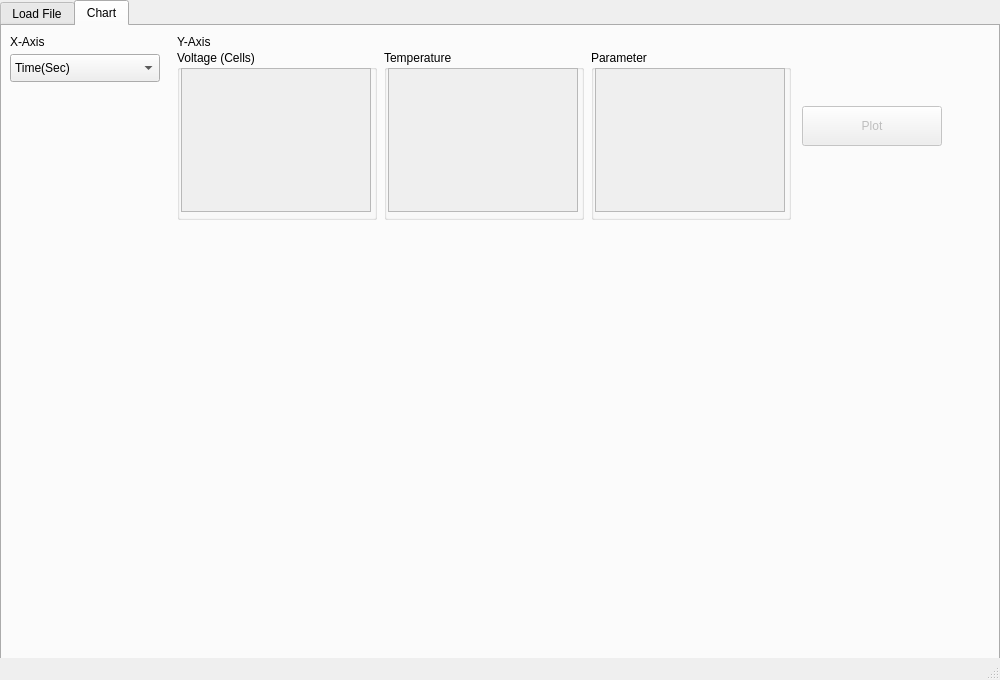
The window that mainwindow.ui (iyashpalsingh/chartplot) describes before a commit, drawn with Qt 5.
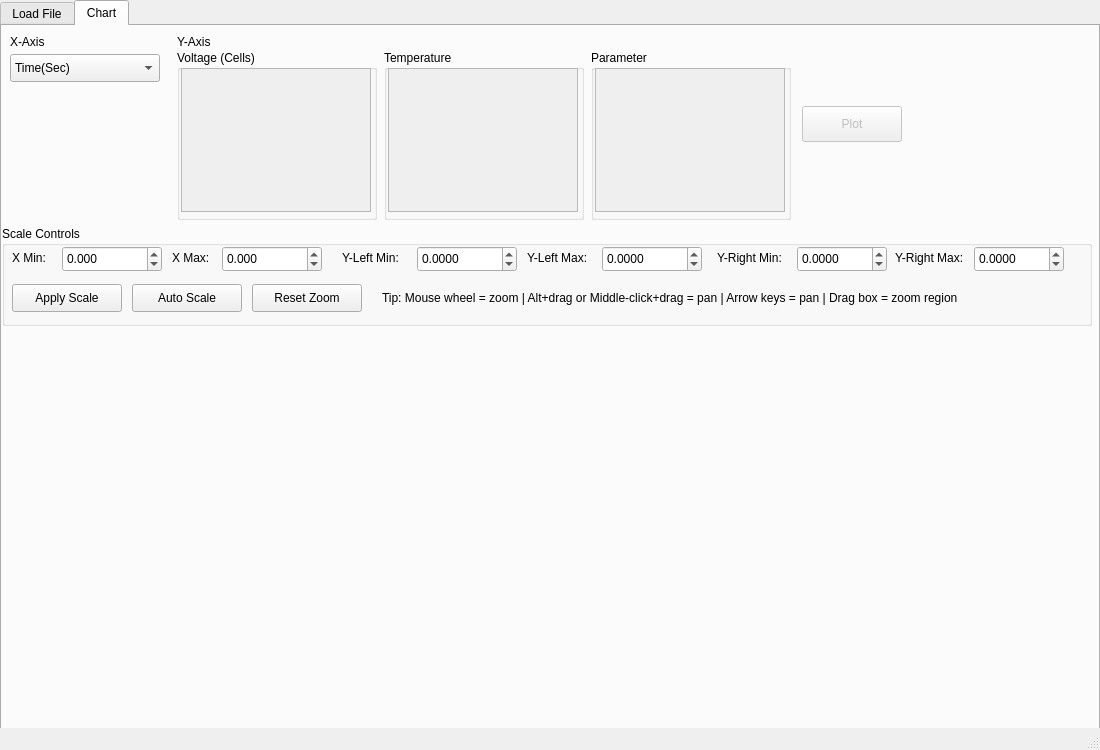
The same window after the commit.

Patch:
```diff
--- a/mainwindow.ui
+++ b/mainwindow.ui
@@ -6,8 +6,8 @@
    <rect>
     <x>0</x>
     <y>0</y>
-    <width>1000</width>
-    <height>680</height>
+    <width>1100</width>
+    <height>750</height>
    </rect>
   </property>
   <property name="windowTitle">
@@ -19,8 +19,8 @@
      <rect>
       <x>0</x>
       <y>0</y>
-      <width>1000</width>
-      <height>660</height>
+      <width>1100</width>
+      <height>740</height>
      </rect>
     </property>
     <property name="currentIndex">
@@ -257,21 +257,296 @@
        <rect>
         <x>800</x>
         <y>80</y>
-        <width>140</width>
-        <height>40</height>
+        <width>100</width>
+        <height>36</height>
        </rect>
       </property>
       <property name="text">
        <string>Plot</string>
       </property>
      </widget>
-     <widget class="QWidget" name="chartContainer" native="true">
+     <widget class="QGroupBox" name="grpScale">
       <property name="geometry">
        <rect>
         <x>0</x>
         <y>200</y>
-        <width>990</width>
-        <height>430</height>
+        <width>1090</width>
+        <height>100</height>
+       </rect>
+      </property>
+      <property name="title">
+       <string>Scale Controls</string>
+      </property>
+      <widget class="QLabel" name="lblXMin">
+       <property name="geometry">
+        <rect>
+         <x>10</x>
+         <y>22</y>
+         <width>50</width>
+         <height>20</height>
+        </rect>
+       </property>
+       <property name="text">
+        <string>X Min:</string>
+       </property>
+      </widget>
+      <widget class="QDoubleSpinBox" name="spinXMin">
+       <property name="geometry">
+        <rect>
+         <x>60</x>
+         <y>20</y>
+         <width>100</width>
+         <height>26</height>
+        </rect>
+       </property>
+       <property name="decimals">
+        <number>3</number>
+       </property>
+       <property name="minimum">
+        <double>-999999.000000000000000</double>
+       </property>
+       <property name="maximum">
+        <double>999999.000000000000000</double>
+       </property>
+       <property name="singleStep">
+        <double>1.000000000000000</double>
+       </property>
+      </widget>
+      <widget class="QLabel" name="lblXMax">
+       <property name="geometry">
+        <rect>
+         <x>170</x>
+         <y>22</y>
+         <width>50</width>
+         <height>20</height>
+        </rect>
+       </property>
+       <property name="text">
+        <string>X Max:</string>
+       </property>
+      </widget>
+      <widget class="QDoubleSpinBox" name="spinXMax">
+       <property name="geometry">
+        <rect>
+         <x>220</x>
+         <y>20</y>
+         <width>100</width>
+         <height>26</height>
+        </rect>
+       </property>
+       <property name="decimals">
+        <number>3</number>
+       </property>
+       <property name="minimum">
+        <double>-999999.000000000000000</double>
+       </property>
+       <property name="maximum">
+        <double>999999.000000000000000</double>
+       </property>
+       <property name="singleStep">
+        <double>1.000000000000000</double>
+       </property>
+      </widget>
+      <widget class="QLabel" name="lblYLMin">
+       <property name="geometry">
+        <rect>
+         <x>340</x>
+         <y>22</y>
+         <width>70</width>
+         <height>20</height>
+        </rect>
+       </property>
+       <property name="text">
+        <string>Y-Left Min:</string>
+       </property>
+      </widget>
+      <widget class="QDoubleSpinBox" name="spinYLMin">
+       <property name="geometry">
+        <rect>
+         <x>415</x>
+         <y>20</y>
+         <width>100</width>
+         <height>26</height>
+        </rect>
+       </property>
+       <property name="decimals">
+        <number>4</number>
+       </property>
+       <property name="minimum">
+        <double>-999999.000000000000000</double>
+       </property>
+       <property name="maximum">
+        <double>999999.000000000000000</double>
+       </property>
+       <property name="singleStep">
+        <double>0.100000000000000</double>
+       </property>
+      </widget>
+      <widget class="QLabel" name="lblYLMax">
+       <property name="geometry">
+        <rect>
+         <x>525</x>
+         <y>22</y>
+         <width>70</width>
+         <height>20</height>
+        </rect>
+       </property>
+       <property name="text">
+        <string>Y-Left Max:</string>
+       </property>
+      </widget>
+      <widget class="QDoubleSpinBox" name="spinYLMax">
+       <property name="geometry">
+        <rect>
+         <x>600</x>
+         <y>20</y>
+         <width>100</width>
+         <height>26</height>
+        </rect>
+       </property>
+       <property name="decimals">
+        <number>4</number>
+       </property>
+       <property name="minimum">
+        <double>-999999.000000000000000</double>
+       </property>
+       <property name="maximum">
+        <double>999999.000000000000000</double>
+       </property>
+       <property name="singleStep">
+        <double>0.100000000000000</double>
+       </property>
+      </widget>
+      <widget class="QLabel" name="lblYRMin">
+       <property name="geometry">
+        <rect>
+         <x>715</x>
+         <y>22</y>
+         <width>75</width>
+         <height>20</height>
+        </rect>
+       </property>
+       <property name="text">
+        <string>Y-Right Min:</string>
+       </property>
+      </widget>
+      <widget class="QDoubleSpinBox" name="spinYRMin">
+       <property name="geometry">
+        <rect>
+         <x>795</x>
+         <y>20</y>
+         <width>90</width>
+         <height>26</height>
+        </rect>
+       </property>
+       <property name="decimals">
+        <number>4</number>
+       </property>
+       <property name="minimum">
+        <double>-999999.000000000000000</double>
+       </property>
+       <property name="maximum">
+        <double>999999.000000000000000</double>
+       </property>
+       <property name="singleStep">
+        <double>0.100000000000000</double>
+       </property>
+      </widget>
+      <widget class="QLabel" name="lblYRMax">
+       <property name="geometry">
+        <rect>
+         <x>893</x>
+         <y>22</y>
+         <width>75</width>
+         <height>20</height>
+        </rect>
+       </property>
+       <property name="text">
+        <string>Y-Right Max:</string>
+       </property>
+      </widget>
+      <widget class="QDoubleSpinBox" name="spinYRMax">
+       <property name="geometry">
+        <rect>
+         <x>972</x>
+         <y>20</y>
+         <width>90</width>
+         <height>26</height>
+        </rect>
+       </property>
+       <property name="decimals">
+        <number>4</number>
+       </property>
+       <property name="minimum">
+        <double>-999999.000000000000000</double>
+       </property>
+       <property name="maximum">
+        <double>999999.000000000000000</double>
+       </property>
+       <property name="singleStep">
+        <double>0.100000000000000</double>
+       </property>
+      </widget>
+      <widget class="QPushButton" name="btnApplyScale">
+       <property name="geometry">
+        <rect>
+         <x>10</x>
+         <y>58</y>
+         <width>110</width>
+         <height>28</height>
+        </rect>
+       </property>
+       <property name="text">
+        <string>Apply Scale</string>
+       </property>
+      </widget>
+      <widget class="QPushButton" name="btnAutoScale">
+       <property name="geometry">
+        <rect>
+         <x>130</x>
+         <y>58</y>
+         <width>110</width>
+         <height>28</height>
+        </rect>
+       </property>
+       <property name="text">
+        <string>Auto Scale</string>
+       </property>
+      </widget>
+      <widget class="QPushButton" name="btnResetZoom">
+       <property name="geometry">
+        <rect>
+         <x>250</x>
+         <y>58</y>
+         <width>110</width>
+         <height>28</height>
+        </rect>
+       </property>
+       <property name="text">
+        <string>Reset Zoom</string>
+       </property>
+      </widget>
+      <widget class="QLabel" name="lblScaleHint">
+       <property name="geometry">
+        <rect>
+         <x>380</x>
+         <y>62</y>
+         <width>680</width>
+         <height>20</height>
+        </rect>
+       </property>
+       <property name="text">
+        <string>Tip: Mouse wheel = zoom | Alt+drag or Middle-click+drag = pan | Arrow keys = pan | Drag box = zoom region</string>
+       </property>
+      </widget>
+     </widget>
+     <widget class="QWidget" name="chartContainer" native="true">
+      <property name="geometry">
+       <rect>
+        <x>0</x>
+        <y>305</y>
+        <width>1090</width>
+        <height>405</height>
        </rect>
       </property>
      </widget>
```
Left out of the diff: 8 changed lines with no effect on the pictures.
